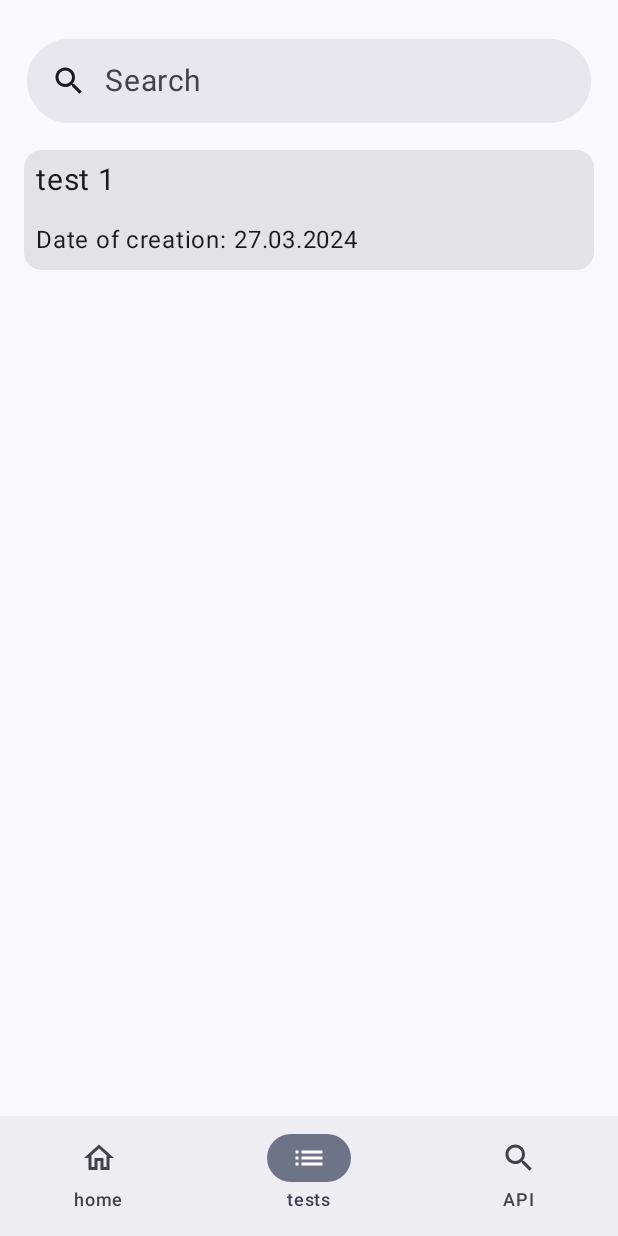
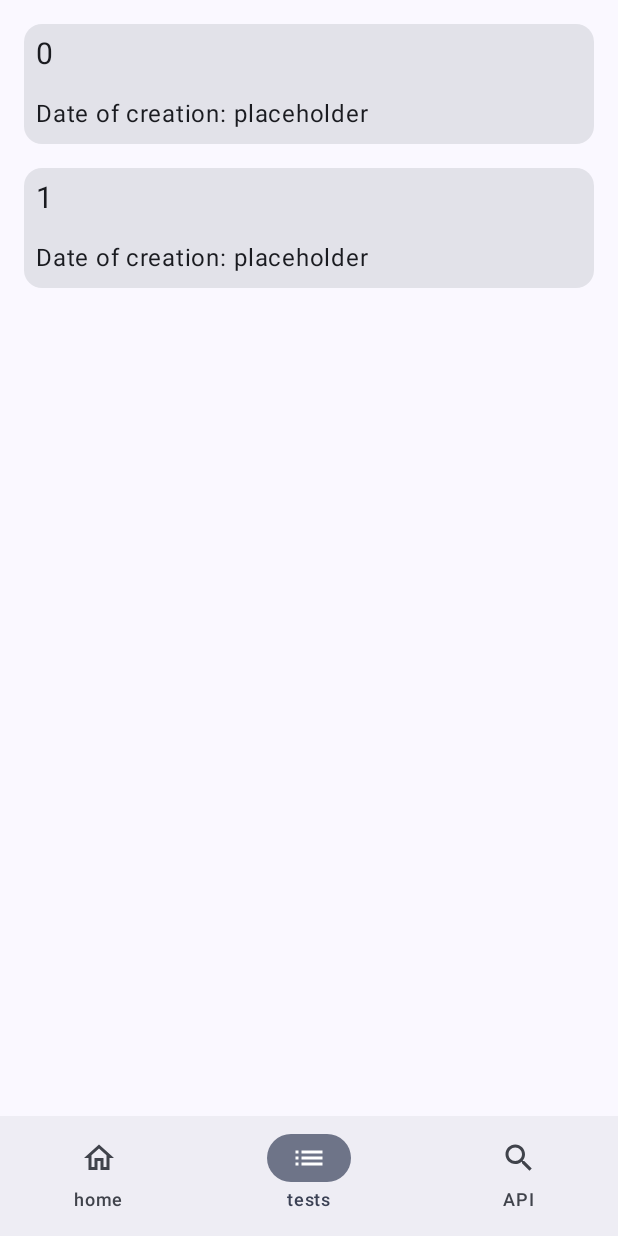
Before and after one commit to povidloid/myTest, an Android app built with Jetpack Compose: the HomeScreen screen opened through its navigation route, item 2 of the bottom bar chosen, on a phone screen of 412 x 824 dp. Run offline under Robolectric (Android 15) with nearby library versions, the phone set to English and light mode, and no system bars.

Commit message:
few changes. the window "tests" is working now

```diff
--- a/app/src/main/java/com/example/mytest/MainActivity.kt
+++ b/app/src/main/java/com/example/mytest/MainActivity.kt
@@ -107,7 +107,6 @@ class MainActivity : ComponentActivity() {
         SavedTheme.theme = ThemeManager(this).isDarkTheme
         val savedHistory = HistoryManager(this).getHistory()?.split(", ")
         savedHistory?.let { searchHistory.queue.addAll(it) }
-        Log.d("myTag", savedHistory.toString())
 
         setContent {
             BottomNavigationBar()
@@ -117,7 +116,6 @@ class MainActivity : ComponentActivity() {
     override fun onStop() {
         super.onStop()
         val savedHistory = searchHistory.queue.toString().replace("[", "").replace("]", "")
-        Log.d("myTag", savedHistory)
         HistoryManager(this).setHistory(savedHistory)
     }
 }
@@ -281,10 +279,5 @@ fun HomeScreen(navHostController: NavHostController) {
                     .padding(2.dp)
             )
         }
-
-//            Switch(checked = SavedTheme.theme, onCheckedChange = {
-//                SavedTheme.theme = !SavedTheme.theme
-//                themeManager.setDarkTheme(SavedTheme.theme)
-//            })
     }
 }
--- a/app/src/main/java/com/example/mytest/NavGraph.kt
+++ b/app/src/main/java/com/example/mytest/NavGraph.kt
@@ -21,7 +21,7 @@ fun NavGraph(
             HomeScreen(navHostController)
         }
         composable("createTest"){
-            CreateTest()
+            CreateTest(navHostController)
         }
         composable("api"){
             ThirdScreen()
--- a/app/src/main/java/com/example/mytest/screens/ListOfTests.kt
+++ b/app/src/main/java/com/example/mytest/screens/ListOfTests.kt
@@ -1,12 +1,16 @@
 package com.example.mytest.screens
 
 import androidx.compose.foundation.clickable
+import androidx.compose.foundation.layout.Arrangement
 import androidx.compose.foundation.layout.Box
+import androidx.compose.foundation.layout.Column
 import androidx.compose.foundation.layout.Row
+import androidx.compose.foundation.layout.fillMaxSize
 import androidx.compose.foundation.layout.fillMaxWidth
 import androidx.compose.foundation.layout.padding
 import androidx.compose.foundation.lazy.LazyColumn
 import androidx.compose.foundation.lazy.items
+import androidx.compose.foundation.lazy.itemsIndexed
 import androidx.compose.material.icons.Icons
 import androidx.compose.material.icons.filled.Clear
 import androidx.compose.material.icons.filled.Search
@@ -19,6 +23,7 @@ import androidx.compose.material3.Text
 import androidx.compose.runtime.Composable
 import androidx.compose.runtime.mutableStateOf
 import androidx.compose.runtime.remember
+import androidx.compose.ui.Alignment
 import androidx.compose.ui.Modifier
 import androidx.compose.ui.unit.dp
 import androidx.compose.ui.unit.sp
@@ -43,6 +48,57 @@ object Utils {
 
 @Composable
 fun ListOfTests(navHostController: NavHostController) {
+    if (SavedTests.savedTestsList.isEmpty()) {
+        Column(
+            verticalArrangement = Arrangement.Center,
+            horizontalAlignment = Alignment.CenterHorizontally
+        ) {
+            Text(text = "List of tests is empty...")
+            Text(text = "Create your own test in 'home' screen! :)")
+        }
+    } else {
+        Box(
+            modifier = Modifier.fillMaxSize()
+        ) {
+            LazyColumn {
+                itemsIndexed(SavedTests.savedTestsList) { index, test ->
+                    Card(
+                        modifier = Modifier
+                            .fillMaxWidth()
+                            .padding(8.dp)
+                            .clickable {
+                                navHostController.navigate("completeTest")
+                            }
+                    ) {
+                        Text(
+                            modifier = Modifier
+                                .padding(8.dp),
+                            text = index.toString(),
+                            fontSize = 20.sp
+                        )
+                        Row(
+                            modifier = Modifier.padding(8.dp)
+                        ) {
+                            Text(
+                                text = "Date of creation: ",
+                                fontSize = 16.sp
+                            )
+                            Text(
+                                text = "placeholder",
+                                fontSize = 16.sp
+                            )
+                        }
+                    }
+                }
+            }
+        }
+
+    }
+}
+
+
+@Composable
+fun listOfTests(navHostController: NavHostController) {
     Scaffold(
         topBar = {
             BarSearch()
```
Also changed, not shown: app/src/main/java/com/example/mytest/screens/CreateTest.kt (+49 -49 lines).
